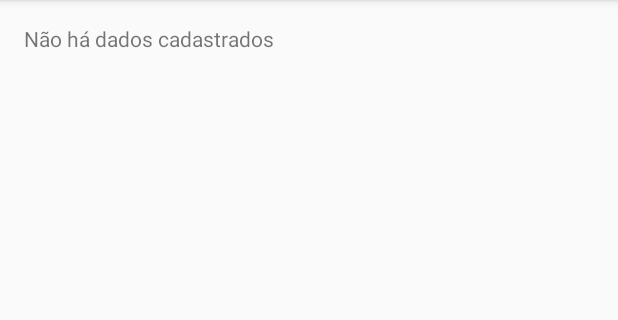
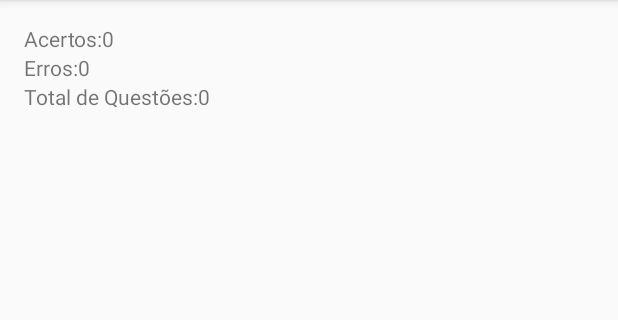
Before and after one commit to luizjl/quizz, an Android app: the EstatisticaActivity screen opened directly, with no data from a screen before it, on a phone screen of 412 x 824 dp, the part 84-404 px from its top. Run offline under Robolectric (Android 15) with nearby library versions, the phone set to English and light mode, and no system bars.

Commit message:
Correção Funcionalidade Desempenho

```diff
--- a/app/src/main/java/ria/especializacao/inf/br/quiz/EstatisticaActivity.java
+++ b/app/src/main/java/ria/especializacao/inf/br/quiz/EstatisticaActivity.java
@@ -23,6 +23,8 @@ import ria.especializacao.inf.br.quiz.R;
 
 
 public class EstatisticaActivity extends ActionBarActivity {
+
+    private static SessaoDAO sessaoDAO;
 
 
     @Override
@@ -65,9 +67,10 @@ public class EstatisticaActivity extends ActionBarActivity {
      */
     public static class PlaceholderFragment extends Fragment {
 
-        private ListView mainListViewEstatistica;
-        private TextView msgText;
-        String[] strListView;
+        private TextView msgAcertos;
+        private TextView msgErros;
+        private TextView msgTotal;
+        private  View rootView;
 
 
         public PlaceholderFragment() {
@@ -78,7 +81,20 @@ public class EstatisticaActivity extends ActionBarActivity {
         public View onCreateView(LayoutInflater inflater, ViewGroup container,
                                  Bundle savedInstanceState) {
 
-            View rootView = inflater.inflate(R.layout.fragment_estatistica, container, false);
+            rootView = inflater.inflate(R.layout.fragment_estatistica, container, false);
+
+            msgAcertos = (TextView) rootView.findViewById(R.id.acertos);
+            msgErros   = (TextView) rootView.findViewById(R.id.erros);
+            msgTotal   = (TextView) rootView.findViewById(R.id.total);
+
+            sessaoDAO = new SessaoDAO(getActivity());
+
+            Log.v("***Acertos",+sessaoDAO.getSessoes().getQtdAcertos()+" Erros:"+sessaoDAO.getSessoes().getQtdErros());
+
+
+            msgAcertos.setText(msgAcertos.getText()+String.valueOf(sessaoDAO.getSessoes().getQtdAcertos()));
+            msgErros.setText(msgErros.getText()+String.valueOf(sessaoDAO.getSessoes().getQtdErros()));
+            msgTotal.setText(msgTotal.getText()+String.valueOf(sessaoDAO.getSessoes().getQtdAcertos()+sessaoDAO.getSessoes().getQtdErros()));
 
 
 
--- a/app/src/main/res/layout/activity_desempenho.xml
+++ /dev/null
@@ -1,5 +0,0 @@
-<FrameLayout xmlns:android="http://schemas.android.com/apk/res/android"
-    xmlns:tools="http://schemas.android.com/tools" android:id="@+id/container"
-    android:layout_width="match_parent" android:layout_height="match_parent"
-    tools:context="ria.especializacao.inf.br.quiz.DesempenhoActivity"
-    tools:ignore="MergeRootFrame" />
--- a/app/src/main/res/layout/fragment_estatistica.xml
+++ b/app/src/main/res/layout/fragment_estatistica.xml
@@ -6,16 +6,27 @@
     android:paddingBottom="@dimen/activity_vertical_margin"
     tools:context="ria.especializacao.inf.br.quiz.EstatisticaActivity$PlaceholderFragment">
 
-    <ListView
-        android:id="@+id/mainListViewEstatistica"
-        android:layout_width="match_parent"
-        android:layout_height="wrap_content" />
 
     <TextView
-        android:id="@+id/msgText"
-        android:text="Não há dados cadastrados"
+        android:id="@+id/acertos"
+        android:text="Acertos:"
         android:layout_width="match_parent"
         android:layout_height="wrap_content" />
 
 
+    <TextView
+        android:id="@+id/erros"
+        android:text="Erros:"
+        android:layout_below="@id/acertos"
+        android:layout_width="match_parent"
+        android:layout_height="wrap_content" />
+
+
+    <TextView
+        android:id="@+id/total"
+        android:text="Total de Questões:"
+        android:layout_below="@id/erros"
+        android:layout_width="match_parent"
+        android:layout_height="wrap_content" />
+
 </RelativeLayout>
```
Also changed, not shown: app/src/main/java/ria/especializacao/inf/br/quiz/DesempenhoActivity.java (deleted, +0 -133 lines), app/src/main/res/layout/fragment_desempenho.xml (deleted, +0 -23 lines).
